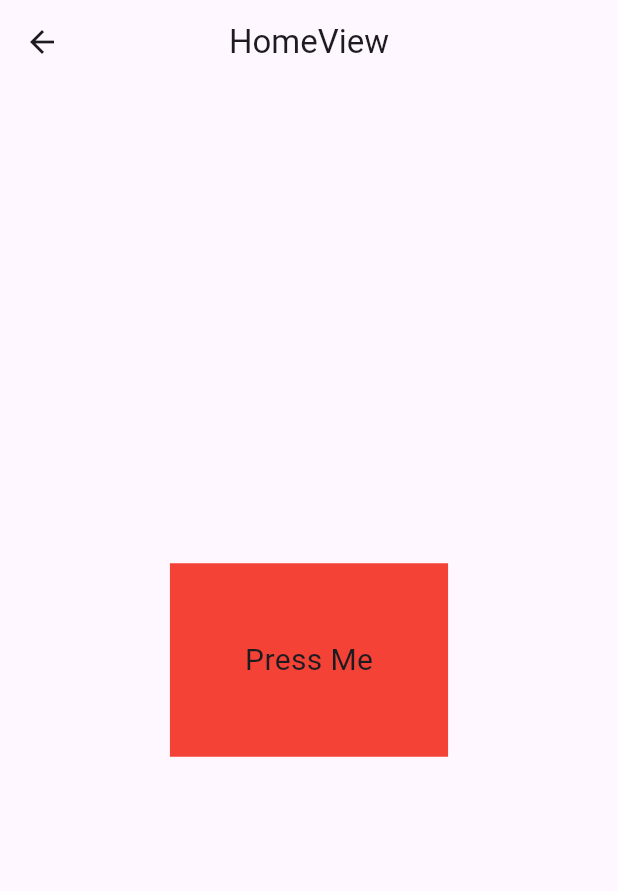
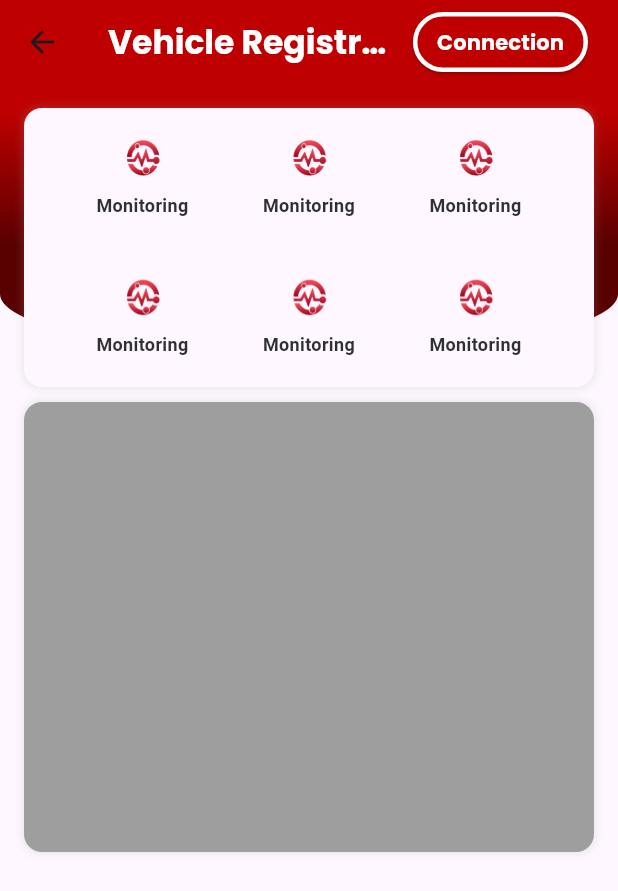
Before and after one commit to KP-DRI-2324-2/drivepulse, a Flutter app: the HomeView screen opened by its route, on a phone screen of 412 x 824 dp. Shown: the top 891 px of the screen. Run offline on Flutter 3.47's test engine with Material 3 defaults, Android fonts, the phone set to English and light mode, and no system bars; our stand-ins replace firebase_auth, firebase_core, flutter_svg, get, google_fonts, google_sign_in and 1 more; accounts and stored records are empty.

Commit message:
feat: home view progress 30%

```diff
--- /dev/null
+++ b/lib/app/data/data_provider.dart
@@ -0,0 +1,38 @@
+import 'package:drivepulse/app/data/model/services_model.dart';
+import 'package:drivepulse/app/modules/main/views/main_view.dart';
+import 'package:flutter/material.dart';
+
+List<ServicesModel> ServicesDataList() {
+  List<ServicesModel> list = [];
+  list.add(ServicesModel(
+      title: 'Monitoring',
+      icon: Icons.circle,
+      image: "assets/images/logo-a.png",
+      widget: MainView()));
+  list.add(ServicesModel(
+      title: 'Monitoring',
+      icon: Icons.circle,
+      image: "assets/images/logo-a.png",
+      widget: MainView()));
+  list.add(ServicesModel(
+      title: 'Monitoring',
+      icon: Icons.circle,
+      image: "assets/images/logo-a.png",
+      widget: MainView()));
+  list.add(ServicesModel(
+      title: 'Monitoring',
+      icon: Icons.circle,
+      image: "assets/images/logo-a.png",
+      widget: MainView()));
+  list.add(ServicesModel(
+      title: 'Monitoring',
+      icon: Icons.circle,
+      image: "assets/images/logo-a.png",
+      widget: MainView()));
+  list.add(ServicesModel(
+      title: 'Monitoring',
+      icon: Icons.circle,
+      image: "assets/images/logo-a.png",
+      widget: MainView()));
+  return list;
+}
--- /dev/null
+++ b/lib/app/data/model/services_model.dart
@@ -0,0 +1,10 @@
+import 'package:flutter/material.dart';
+
+class ServicesModel {
+  String? title;
+  IconData? icon;
+  String? image;
+  Widget? widget;
+
+  ServicesModel({this.title, this.icon, this.image, this.widget});
+}
--- a/lib/app/modules/home/views/home_view.dart
+++ b/lib/app/modules/home/views/home_view.dart
@@ -1,34 +1,122 @@
+import 'package:drivepulse/app/common/theme/buttons.dart';
+import 'package:drivepulse/app/common/theme/fonts.dart';
+import 'package:drivepulse/app/common/theme/theme.dart';
+import 'package:drivepulse/app/data/data_provider.dart';
+import 'package:drivepulse/app/data/model/services_model.dart';
 import 'package:flutter/material.dart';
 import 'package:flutter/widgets.dart';
 
 import 'package:get/get.dart';
+import 'package:nb_utils/nb_utils.dart';
 
 import '../controllers/home_controller.dart';
 
 class HomeView extends GetView<HomeController> {
-  const HomeView({super.key});
+  HomeView({super.key});
+  List<ServicesModel> data = ServicesDataList();
+
   @override
   Widget build(BuildContext context) {
     return Scaffold(
       appBar: AppBar(
-        title: const Text('HomeView'),
-        centerTitle: true,
-      ),
-      body: Center(
-        child: GestureDetector(
-          onTap: () {
-            Get.changeTheme(
-                Get.isDarkMode ? ThemeData.dark() : ThemeData.light());
-          },
-          child: Container(
-            padding: const EdgeInsets.all(50.0),
-            color: Colors.red,
-            child: const Text(
-              'Press Me',
-              style: TextStyle(fontSize: 20),
+        backgroundColor: const Color(0xFFBF0000),
+        title: Text(
+          'Vehicle Registration',
+          style: boldText22.copyWith(color: Colors.white),
+        ),
+        centerTitle: false,
+        actions: [
+          ElevatedButton(
+            onPressed: () {},
+            style: ElevatedButton.styleFrom(
+              side: const BorderSide(
+                width: 3,
+                color: Colors.white,
+              ),
+              backgroundColor: const Color(0xFFBF0000),
+              padding: const EdgeInsets.symmetric(horizontal: 16.0),
+            ),
+            child: Text(
+              "Connection",
+              style: boldText14.copyWith(color: Colors.white),
             ),
           ),
-        ),
+          const SizedBox(width: 20),
+        ],
+      ),
+      body: Column(
+        children: [
+          // Top Component
+          Stack(
+            children: [
+              Container(
+                height: 180,
+                margin: const EdgeInsets.only(bottom: 16.0),
+                decoration: boxDecorationWithRoundedCorners(
+                  gradient: const LinearGradient(
+                    begin: Alignment.topCenter,
+                    end: Alignment.bottomCenter,
+                    stops: [0.1, 0.6],
+                    colors: [
+                      Color(0xFFBF0000),
+                      Color(0xFF590000),
+                    ],
+                  ),
+                  borderRadius: BorderRadius.vertical(
+                    bottom: Radius.elliptical(
+                        MediaQuery.of(context).size.width, 80.0),
+                  ),
+                ),
+              ),
+              Container(
+                margin: const EdgeInsets.only(right: 16.0, left: 16.0),
+                transform: Matrix4.translationValues(0, 16.0, 0),
+                alignment: Alignment.center,
+                decoration: boxDecorationRoundedWithShadow(12,
+                    backgroundColor: context.cardColor),
+                child: Wrap(
+                  alignment: WrapAlignment.center,
+                  direction: Axis.horizontal,
+                  spacing: 8.0,
+                  children: data.map(
+                    (e) {
+                      return Container(
+                        constraints: BoxConstraints(
+                            minWidth: MediaQuery.sizeOf(context).width * 0.25),
+                        padding: const EdgeInsets.only(top: 20, bottom: 20.0),
+                        child: Column(
+                          children: [
+                            Image.asset(e.image!,
+                                width: 28, height: 28, fit: BoxFit.fill),
+                            8.height,
+                            Text(e.title.toString(),
+                                style: boldTextStyle(size: 12),
+                                textAlign: TextAlign.center),
+                          ],
+                        ),
+                      ).onTap(
+                        () {
+                          e.widget.launch(context);
+                        },
+                      );
+                    },
+                  ).toList(),
+                ),
+              ),
+            ],
+          ),
+          // Bottom Component
+          Container(
+            margin: const EdgeInsets.only(right: 16.0, left: 16.0),
+            transform: Matrix4.translationValues(0, 16.0, 0),
+            alignment: Alignment.center,
+            decoration: boxDecorationRoundedWithShadow(12,
+                backgroundColor: Colors.grey),
+            child: const SizedBox(
+              height: 300,
+            ),
+          ),
+        ],
       ),
     );
   }
--- a/lib/app/modules/main/views/main_view.dart
+++ b/lib/app/modules/main/views/main_view.dart
@@ -21,10 +21,10 @@ class MainView extends GetView<MainController> {
           body: Center(
             child: IndexedStack(
               index: controller.tabIndex,
-              children: const [
+              children: [
                 HomeView(),
-                VehiclelistView(),
-                ProfileView(),
+                const VehiclelistView(),
+                const ProfileView(),
               ],
             ),
           ),
--- a/lib/app/routes/app_pages.dart
+++ b/lib/app/routes/app_pages.dart
@@ -28,7 +28,7 @@ class AppPages {
     ),
     GetPage(
       name: _Paths.HOME,
-      page: () => const HomeView(),
+      page: () => HomeView(),
       binding: HomeBinding(),
     ),
     GetPage(
```
